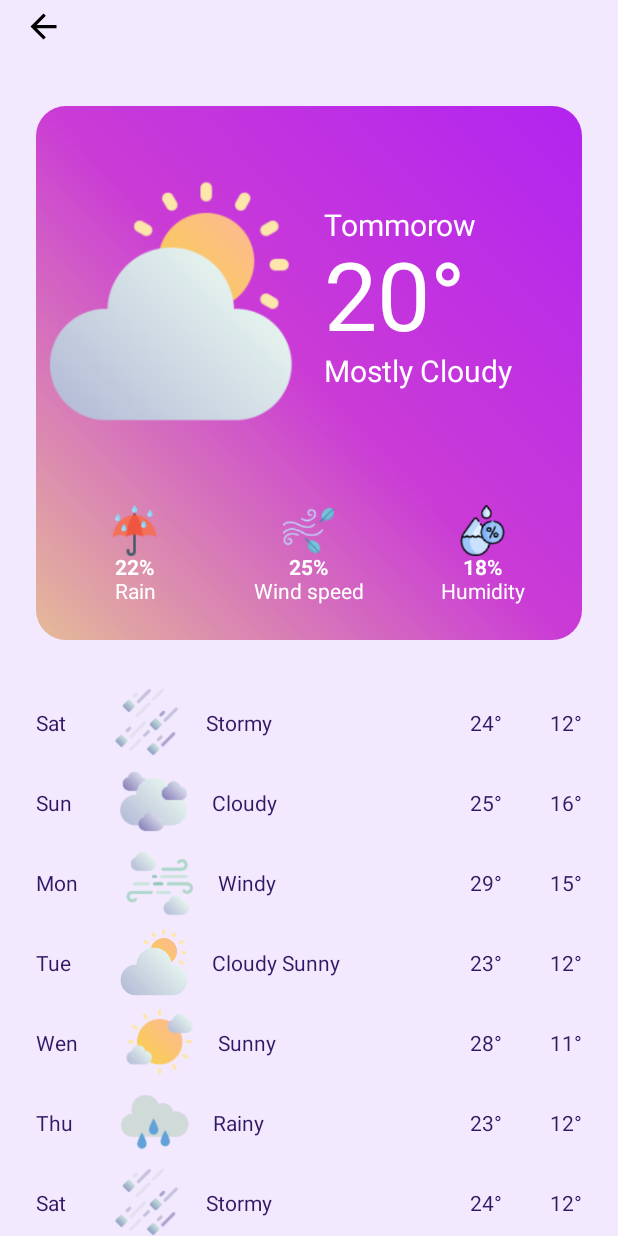
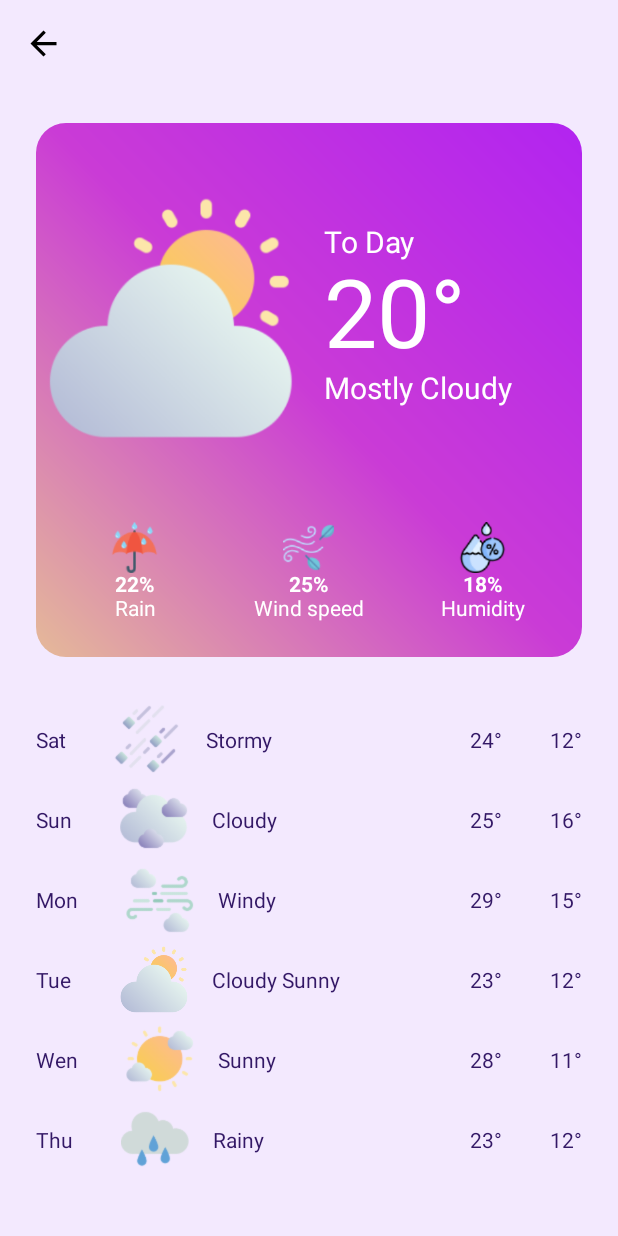
Before and after one commit to chuthientuan/WeatherApp-Android, an Android app: the FutureActivity screen opened directly, with no data from a screen before it, on a phone screen of 412 x 824 dp. Run offline under Robolectric (Android 15) with nearby library versions, the phone set to English and light mode, and no system bars.

Commit message:
Update id

```diff
--- a/app/build.gradle.kts
+++ b/app/build.gradle.kts
@@ -39,8 +39,8 @@ dependencies {
     implementation(libs.constraintlayout)
     //Loading Animation
     implementation("com.airbnb.android:lottie:6.0.0")
-    //Card View
-    implementation("androidx.cardview:cardview:1.0.0")
+    implementation("com.squareup.retrofit2:retrofit:2.9.0")
+    implementation("com.squareup.retrofit2:converter-gson:2.9.0")
     testImplementation(libs.junit)
     androidTestImplementation(libs.ext.junit)
     androidTestImplementation(libs.espresso.core)
--- a/app/src/main/java/com/example/weatherapp/activities/FutureActivity.java
+++ b/app/src/main/java/com/example/weatherapp/activities/FutureActivity.java
@@ -45,9 +45,6 @@ public class FutureActivity extends AppCompatActivity {
         items.add(new FutureDomain("Tue", "cloudy_sunny", "Cloudy Sunny", 23, 12));
         items.add(new FutureDomain("Wen", "sunny", "Sunny", 28, 11));
         items.add(new FutureDomain("Thu", "rainy", "Rainy", 23, 12));
-        items.add(new FutureDomain("Sat", "storm", "Stormy", 24, 12));
-        items.add(new FutureDomain("Sun", "cloudy", "Cloudy", 25, 16));
-        items.add(new FutureDomain("Mon", "windy", "Windy", 29, 15));
         futureAdapter = new FutureAdapter(items);
         recyclerViewFuture.setAdapter(futureAdapter);
     }
--- a/app/src/main/res/layout/activity_main.xml
+++ b/app/src/main/res/layout/activity_main.xml
@@ -19,6 +19,7 @@
             tools:ignore="UseCompoundDrawables">
 
             <TextView
+                android:id="@+id/textState"
                 android:layout_width="match_parent"
                 android:layout_height="wrap_content"
                 android:layout_marginTop="48dp"
@@ -29,6 +30,7 @@
                 android:textSize="20sp" />
 
             <ImageView
+                android:id="@+id/imgIconWeather"
                 android:layout_width="150dp"
                 android:layout_height="150dp"
                 android:layout_gravity="center"
@@ -37,6 +39,7 @@
                 tools:ignore="ContentDescription" />
 
             <TextView
+                android:id="@+id/textDateTime"
                 android:layout_width="match_parent"
                 android:layout_height="wrap_content"
                 android:layout_marginTop="16dp"
@@ -47,6 +50,7 @@
                 android:textSize="19sp" />
 
             <TextView
+                android:id="@+id/textTemperature"
                 android:layout_width="match_parent"
                 android:layout_height="wrap_content"
                 android:includeFontPadding="false"
--- a/app/src/main/res/layout/layout_weather_card.xml
+++ b/app/src/main/res/layout/layout_weather_card.xml
@@ -29,10 +29,12 @@
             <ImageView
                 android:layout_width="34dp"
                 android:layout_height="34dp"
+                android:contentDescription="@string/app_name"
                 android:layout_gravity="center"
                 android:src="@drawable/rain" />
 
             <TextView
+                android:id="@+id/textPercentRain"
                 android:layout_width="match_parent"
                 android:layout_height="wrap_content"
                 android:includeFontPadding="false"
@@ -66,6 +68,7 @@
                 android:src="@drawable/wind" />
 
             <TextView
+                android:id="@+id/textPercentWind"
                 android:layout_width="match_parent"
                 android:layout_height="wrap_content"
                 android:includeFontPadding="false"
@@ -99,6 +102,7 @@
                 android:src="@drawable/humidity" />
 
             <TextView
+                android:id="@+id/textPercentHumidity"
                 android:layout_width="match_parent"
                 android:layout_height="wrap_content"
                 android:includeFontPadding="false"
--- a/app/src/main/res/layout/layout_weather_card_next.xml
+++ b/app/src/main/res/layout/layout_weather_card_next.xml
@@ -25,6 +25,7 @@
             android:orientation="horizontal">
 
             <ImageView
+                android:id="@+id/imgIcon"
                 android:layout_width="0dp"
                 android:layout_height="wrap_content"
                 android:layout_weight="0.5"
@@ -44,11 +45,12 @@
                     android:layout_width="match_parent"
                     android:layout_height="wrap_content"
                     android:includeFontPadding="false"
-                    android:text="Tommorow"
+                    android:text="@string/to_day"
                     android:textColor="@color/white"
                     android:textSize="20sp" />
 
                 <TextView
+                    android:id="@+id/textTemperatureToday"
                     android:layout_width="match_parent"
                     android:layout_height="wrap_content"
                     android:includeFontPadding="false"
@@ -57,6 +59,7 @@
                     android:textSize="63sp" />
 
                 <TextView
+                    android:id="@+id/textWeatherToday"
                     android:layout_width="match_parent"
                     android:layout_height="wrap_content"
                     android:includeFontPadding="false"
@@ -90,6 +93,7 @@
                     android:src="@drawable/rain" />
 
                 <TextView
+                    android:id="@+id/textRain"
                     android:layout_width="match_parent"
                     android:layout_height="wrap_content"
                     android:includeFontPadding="false"
@@ -124,6 +128,7 @@
                     android:src="@drawable/wind" />
 
                 <TextView
+                    android:id="@+id/textWind"
                     android:layout_width="match_parent"
                     android:layout_height="wrap_content"
                     android:includeFontPadding="false"
@@ -158,6 +163,7 @@
                     android:src="@drawable/humidity" />
 
                 <TextView
+                    android:id="@+id/textHumidity"
                     android:layout_width="match_parent"
                     android:layout_height="wrap_content"
                     android:includeFontPadding="false"
--- a/app/src/main/res/values/strings.xml
+++ b/app/src/main/res/values/strings.xml
@@ -7,4 +7,5 @@
     <string name="next_7_days">Next 7 days</string>
     <string name="_20">20°</string>
     <string name="_10_00">10:00</string>
+    <string name="to_day">To Day</string>
 </resources>
```
